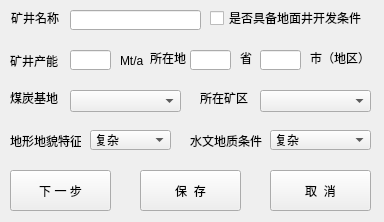
Old version of the form python/cbm/uifiles/mine_base_param_dlg.ui in the repository wyrover/cbm.
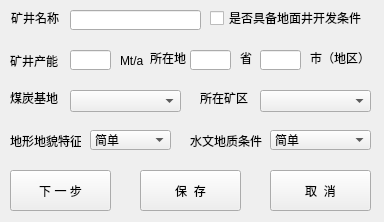
New version of the form.

Patch:
```diff
--- a/python/cbm/uifiles/mine_base_param_dlg.ui
+++ b/python/cbm/uifiles/mine_base_param_dlg.ui
@@ -22,6 +22,16 @@
      <height>20</height>
     </rect>
    </property>
+   <item>
+    <property name="text">
+     <string>简单</string>
+    </property>
+   </item>
+   <item>
+    <property name="text">
+     <string>中等</string>
+    </property>
+   </item>
    <item>
     <property name="text">
      <string>复杂</string>
@@ -248,16 +258,6 @@
      <height>20</height>
     </rect>
    </property>
-   <item>
-    <property name="text">
-     <string>复杂</string>
-    </property>
-   </item>
-   <item>
-    <property name="text">
-     <string>中等</string>
-    </property>
-   </item>
    <item>
     <property name="text">
      <string>简单</string>
```
Left out of the diff: 20 changed lines with no effect on the pictures.
